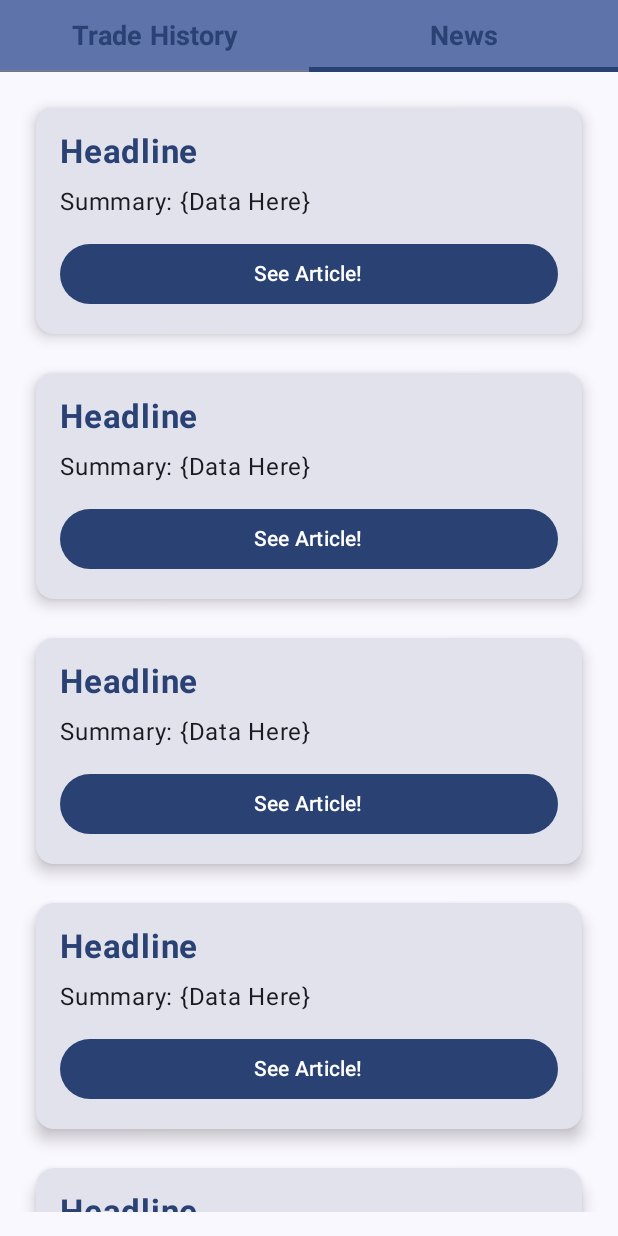
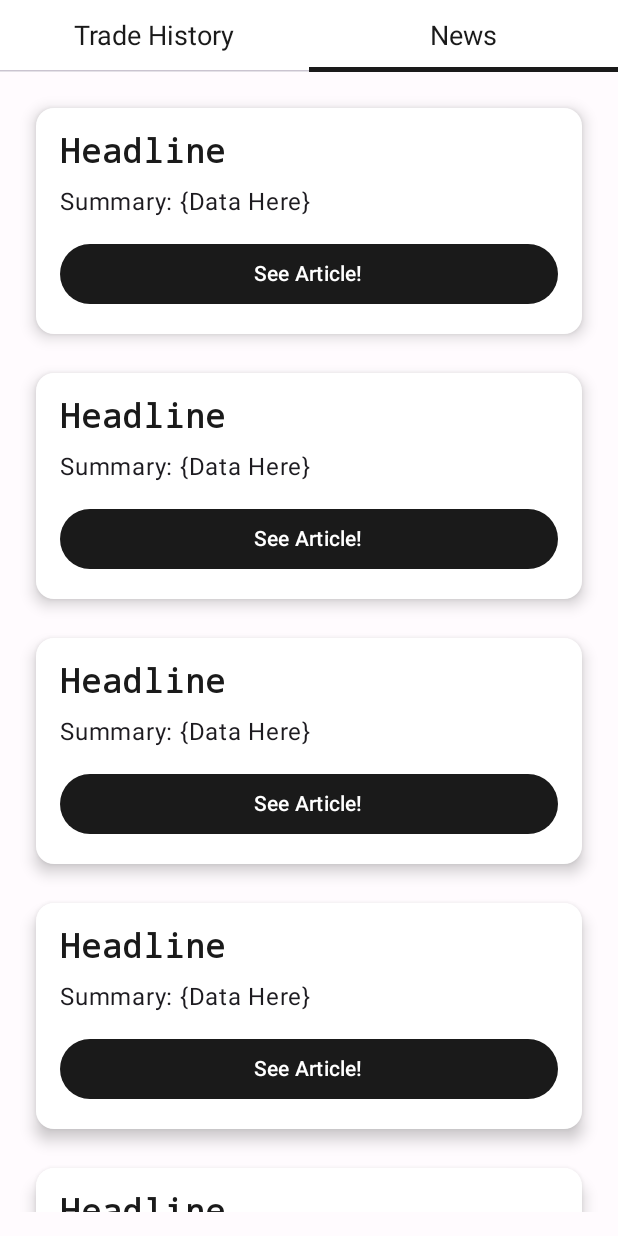
Before and after one commit to s5y-ux/TotallyLegal, an Android app built with Jetpack Compose: the screen it shows after launch (MainActivity), tab 2 chosen, on a phone screen of 412 x 824 dp. Run offline under Robolectric (Android 15) with nearby library versions, the phone set to English and light mode, and no system bars.

Commit message:
If this does not work im going to crash out...

```diff
--- a/app/build.gradle.kts
+++ b/app/build.gradle.kts
@@ -60,6 +60,6 @@ dependencies {
     implementation("com.google.code.gson:gson:2.10.1")
     implementation("org.jetbrains.kotlinx:kotlinx-coroutines-android:1.6.4")
     implementation("org.jetbrains.kotlinx:kotlinx-coroutines-core:1.6.4")
-
-
+    implementation ("androidx.compose.material3:material3:1.1.1")
+    implementation ("androidx.compose.ui:ui-text-google-fonts:1.5.1")
 }
--- a/app/src/main/java/com/example/totallylegal/MainActivity.kt
+++ b/app/src/main/java/com/example/totallylegal/MainActivity.kt
@@ -6,6 +6,7 @@ import android.util.Log
 import androidx.activity.ComponentActivity
 import androidx.activity.compose.setContent
 import androidx.activity.enableEdgeToEdge
+import androidx.compose.foundation.isSystemInDarkTheme
 import androidx.compose.foundation.layout.*
 import androidx.compose.foundation.lazy.LazyColumn
 import androidx.compose.foundation.shape.RoundedCornerShape
@@ -13,11 +14,13 @@ import androidx.compose.material3.*
 import androidx.compose.runtime.*
 import androidx.compose.ui.Modifier
 import androidx.compose.ui.graphics.Color
+import androidx.compose.ui.text.TextStyle
+import androidx.compose.ui.text.font.Font
+import androidx.compose.ui.text.font.FontFamily
 import androidx.compose.ui.text.font.FontWeight
 import androidx.compose.ui.tooling.preview.Preview
 import androidx.compose.ui.unit.dp
 import androidx.compose.ui.unit.sp
-import com.example.totallylegal.ui.theme.TotallyLegalTheme
 import kotlinx.coroutines.CoroutineScope
 import kotlinx.coroutines.Dispatchers
 import kotlinx.coroutines.launch
@@ -27,7 +30,7 @@ class MainActivity : ComponentActivity() {
         super.onCreate(savedInstanceState)
         enableEdgeToEdge()
         setContent {
-            TotallyLegalTheme {
+            MyAppTheme(darkTheme = isSystemInDarkTheme()) {
                 Scaffold(modifier = Modifier.fillMaxSize()) { innerPadding ->
                     TabLayout(modifier = Modifier.padding(innerPadding))
                 }
@@ -44,13 +47,13 @@ fun TabLayout(modifier: Modifier = Modifier) {
     Column(modifier = modifier.fillMaxSize()) {
         TabRow(
             selectedTabIndex = selectedTabIndex,
-            containerColor = MaterialTheme.colorScheme.primaryContainer
+            containerColor = MaterialTheme.colorScheme.onPrimary
         ) {
             tabs.forEachIndexed { index, title ->
                 Tab(
                     selected = selectedTabIndex == index,
                     onClick = { selectedTabIndex = index },
-                    text = { Text(title, fontSize = 18.sp, fontWeight = FontWeight.Bold) }
+                    text = { Text(title, fontSize = 18.sp, style = TextStyle(fontFamily = FontFamily.SansSerif)) }
                 )
             }
         }
@@ -74,13 +77,16 @@ fun TradeBox() {
                 text = "Politician Name",
                 fontSize = 20.sp,
                 fontWeight = FontWeight.Bold,
-                color = MaterialTheme.colorScheme.primary
+                color = MaterialTheme.colorScheme.primary,
+                fontFamily = FontFamily.Monospace
             )
             Spacer(modifier = Modifier.height(8.dp))
             Text(
                 text = "Trade: {Data Here}",
                 fontSize = 16.sp,
-                color = MaterialTheme.colorScheme.onSurface
+                color = MaterialTheme.colorScheme.onSurface,
+                fontFamily = FontFamily.SansSerif
+
             )
             Spacer(modifier = Modifier.height(12.dp))
             Button(
@@ -103,7 +109,7 @@ fun TradeBox() {
                 },
                 modifier = Modifier.fillMaxWidth()
             ) {
-                Text("Profile")
+                Text("Profile", fontFamily = FontFamily.SansSerif)
             }
         }
     }
@@ -115,20 +121,22 @@ fun NewsBox() {
         modifier = Modifier.fillMaxWidth().padding(8.dp),
         shape = RoundedCornerShape(12.dp),
         elevation = CardDefaults.cardElevation(6.dp),
-        colors = CardDefaults.cardColors(containerColor = MaterialTheme.colorScheme.surfaceVariant)
+        colors = CardDefaults.cardColors(containerColor = MaterialTheme.colorScheme.surfaceContainerLowest)
     ) {
         Column(modifier = Modifier.padding(16.dp)) {
             Text(
                 text = "Headline",
                 fontSize = 22.sp,
                 fontWeight = FontWeight.Bold,
-                color = MaterialTheme.colorScheme.primary
+                color = MaterialTheme.colorScheme.primary,
+                fontFamily = FontFamily.Monospace
             )
             Spacer(modifier = Modifier.height(8.dp))
             Text(
                 text = "Summary: {Data Here}",
                 fontSize = 16.sp,
-                color = MaterialTheme.colorScheme.onSurface
+                color = MaterialTheme.colorScheme.onSurface,
+                fontFamily = FontFamily.SansSerif
             )
             Spacer(modifier = Modifier.height(12.dp))
             Button(
@@ -165,10 +173,43 @@ fun ProfileScreen() {
     }
 }
 
+@Composable
+fun MyAppTheme(
+    darkTheme: Boolean = false, // Toggle for light/dark theme
+    content: @Composable () -> Unit // Content to be styled
+) {
+    // Define the color scheme (use Light or Dark depending on the toggle)
+    val colorScheme = if (darkTheme) {
+        darkColorScheme(
+            primary = Color(226,226,226),
+            onPrimary = Color(0xFF000000),
+            background = Color(25, 25, 25),
+            onBackground = Color(0xFFFFFFFF)
+            // Add other colors as needed
+        )
+    } else {
+        lightColorScheme(
+            primary = Color(26, 26, 26),
+            onPrimary = Color(0xFFFFFFFF),
+            background = Color(0xFFFFFBFE),
+            onBackground = Color(0xFF000000)
+            // Add other colors as needed
+        )
+    }
+
+    // Apply MaterialTheme
+    MaterialTheme(
+        colorScheme = colorScheme,
+        content = content        // Apply theme to the content
+    )
+}
+
+
 @Preview(showBackground = true)
 @Composable
 fun TabLayoutPreview() {
-    TotallyLegalTheme {
+    MyAppTheme(darkTheme = isSystemInDarkTheme()) {
         TabLayout()
     }
+
 }
--- a/app/src/main/java/com/example/totallylegal/ui/theme/Color.kt
+++ /dev/null
@@ -1,11 +0,0 @@
-package com.example.totallylegal.ui.theme
-
-import androidx.compose.ui.graphics.Color
-
-val Purple80 = Color(0xFFD0BCFF)
-val PurpleGrey80 = Color(0xFFCCC2DC)
-val Pink80 = Color(0xFFEFB8C8)
-
-val Purple40 = Color(0xFF6650a4)
-val PurpleGrey40 = Color(0xFF625b71)
-val Pink40 = Color(0xFF7D5260)
--- a/app/src/main/java/com/example/totallylegal/ui/theme/Theme.kt
+++ /dev/null
@@ -1,58 +0,0 @@
-package com.example.totallylegal.ui.theme
-
-import android.app.Activity
-import android.os.Build
-import androidx.compose.foundation.isSystemInDarkTheme
-import androidx.compose.material3.MaterialTheme
-import androidx.compose.material3.darkColorScheme
-import androidx.compose.material3.dynamicDarkColorScheme
-import androidx.compose.material3.dynamicLightColorScheme
-import androidx.compose.material3.lightColorScheme
-import androidx.compose.runtime.Composable
-import androidx.compose.ui.platform.LocalContext
-
-private val DarkColorScheme = darkColorScheme(
-    primary = Purple80,
-    secondary = PurpleGrey80,
-    tertiary = Pink80
-)
-
-private val LightColorScheme = lightColorScheme(
-    primary = Purple40,
-    secondary = PurpleGrey40,
-    tertiary = Pink40
-
-    /* Other default colors to override
-    background = Color(0xFFFFFBFE),
-    surface = Color(0xFFFFFBFE),
-    onPrimary = Color.White,
-    onSecondary = Color.White,
-    onTertiary = Color.White,
-    onBackground = Color(0xFF1C1B1F),
-    onSurface = Color(0xFF1C1B1F),
-    */
-)
-
-@Composable
-fun TotallyLegalTheme(
-    darkTheme: Boolean = isSystemInDarkTheme(),
-    // Dynamic color is available on Android 12+
-    dynamicColor: Boolean = true,
-    content: @Composable () -> Unit
-) {
-    val colorScheme = when {
-        dynamicColor && Build.VERSION.SDK_INT >= Build.VERSION_CODES.S -> {
-            val context = LocalContext.current
-            if (darkTheme) dynamicDarkColorScheme(context) else dynamicLightColorScheme(context)
-        }
-
-        darkTheme -> DarkColorScheme
-        else -> LightColorScheme
-    }
-
-    MaterialTheme(
-        colorScheme = colorScheme,
-        typography = Typography,
-        content = content
-    )
-}
--- a/app/src/main/java/com/example/totallylegal/ui/theme/Type.kt
+++ /dev/null
@@ -1,34 +0,0 @@
-package com.example.totallylegal.ui.theme
-
-import androidx.compose.material3.Typography
-import androidx.compose.ui.text.TextStyle
-import androidx.compose.ui.text.font.FontFamily
-import androidx.compose.ui.text.font.FontWeight
-import androidx.compose.ui.unit.sp
-
-// Set of Material typography styles to start with
-val Typography = Typography(
-    bodyLarge = TextStyle(
-        fontFamily = FontFamily.Default,
-        fontWeight = FontWeight.Normal,
-        fontSize = 16.sp,
-        lineHeight = 24.sp,
-        letterSpacing = 0.5.sp
-    )
-    /* Other default text styles to override
-    titleLarge = TextStyle(
-        fontFamily = FontFamily.Default,
-        fontWeight = FontWeight.Normal,
-        fontSize = 22.sp,
-        lineHeight = 28.sp,
-        letterSpacing = 0.sp
-    ),
-    labelSmall = TextStyle(
-        fontFamily = FontFamily.Default,
-        fontWeight = FontWeight.Medium,
-        fontSize = 11.sp,
-        lineHeight = 16.sp,
-        letterSpacing = 0.5.sp
-    )
-    */
-)
```
